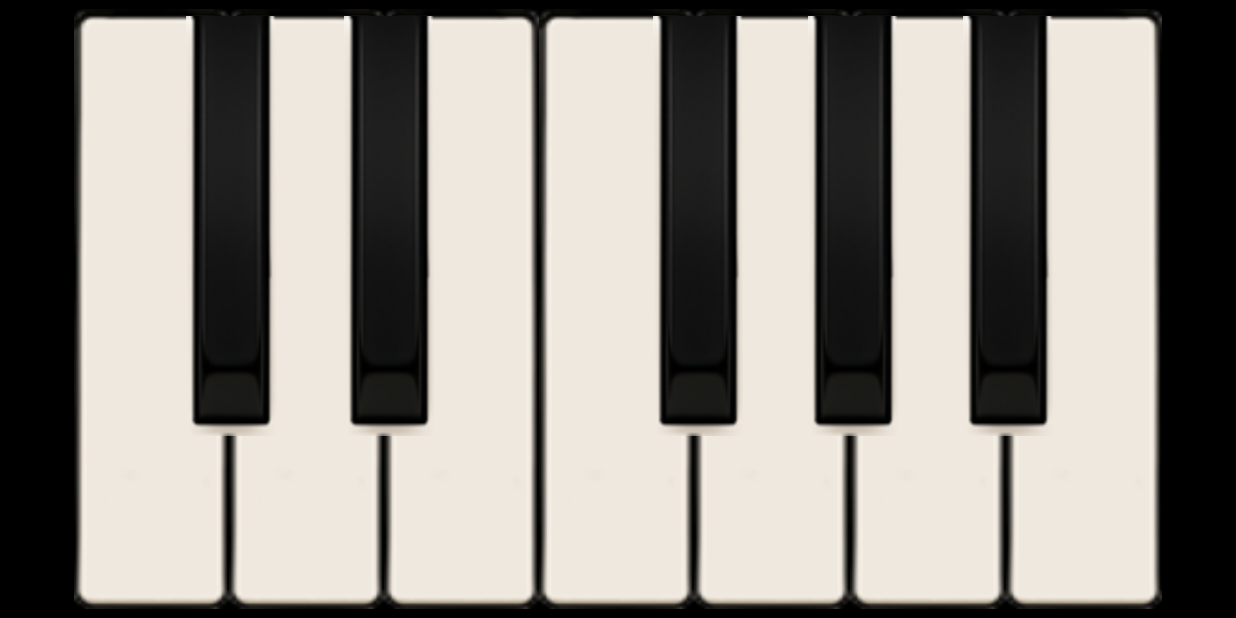
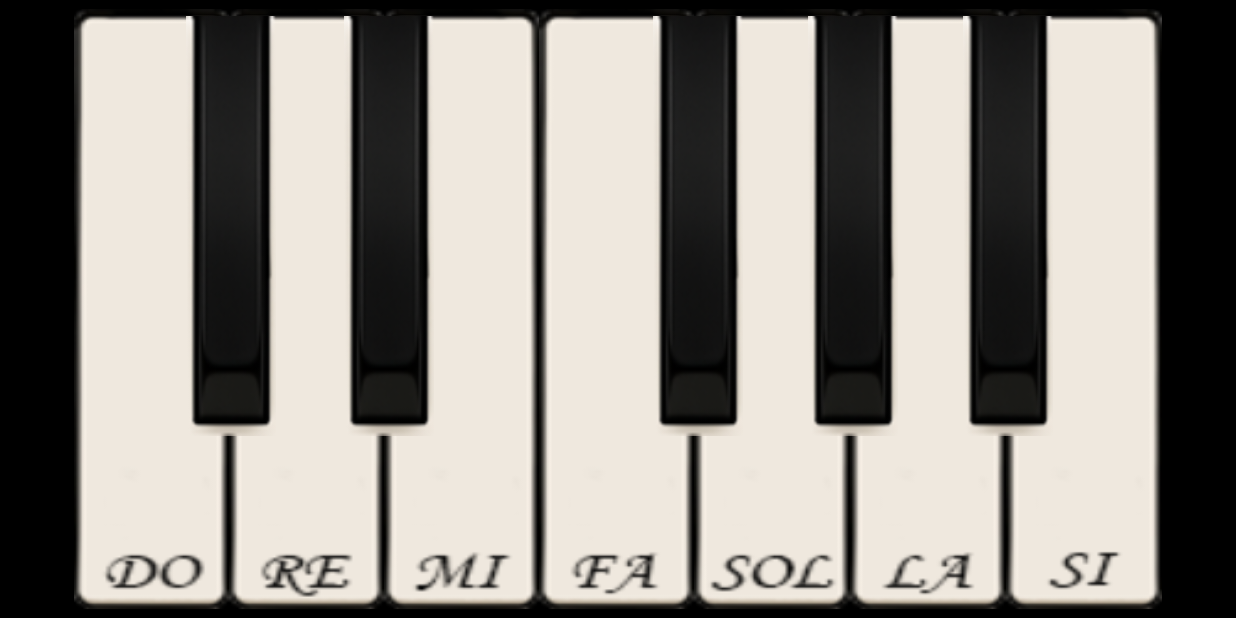
Before and after one commit to jeannethesali03/PianoGrupo03, an Android app: the PianoTradicional screen opened directly, with no data from a screen before it, on a phone screen of 824 x 412 dp (held sideways). Run offline under Robolectric (Android 15) with nearby library versions, the phone set to English and light mode, and no system bars.

Commit message:
Agregue las teclas con los nombres y corregi un bug que daba al dar muchos clics al teclado

```diff
--- a/app/src/main/java/sv/edu/catolica/pianogrupo03/PianoTradicional.java
+++ b/app/src/main/java/sv/edu/catolica/pianogrupo03/PianoTradicional.java
@@ -26,7 +26,7 @@ public class PianoTradicional extends AppCompatActivity {
     }
 
     private void sonarSonido(String tecla) {
-        MediaPlayer sonido = null;
+        MediaPlayer sonido;
 
         switch (tecla) {
             case "DO":
@@ -70,15 +70,10 @@ public class PianoTradicional extends AppCompatActivity {
         }
 
         if (sonido != null) {
-            if (sonido.isPlaying()) {
-                sonido.stop();
-            } else {
-                try {
-                    sonido.start();
-                } catch (IllegalStateException e) {
-                    e.printStackTrace();
-                }
-            }
+            sonido.setOnCompletionListener(mp -> {
+                mp.release();
+            });
+            sonido.start();
         }
     }
 
@@ -99,8 +94,8 @@ public class PianoTradicional extends AppCompatActivity {
     }
 
     public void SonarMi(View view) {
-        sonarSonido("RE_Sostenido");
-        Toast.makeText(this, "RE Sostenido", Toast.LENGTH_SHORT).show();
+        sonarSonido("MI");
+        Toast.makeText(this, "MI", Toast.LENGTH_SHORT).show();
     }
 
     public void SonarFa(View view) {
--- a/app/src/main/res/layout/activity_piano_tradicional.xml
+++ b/app/src/main/res/layout/activity_piano_tradicional.xml
@@ -6,6 +6,7 @@
     android:background="#000000">
 
     <!-- Teclas Blancas -->
+
     <LinearLayout
         android:id="@+id/white_keys_layout"
         android:layout_width="725dp"
@@ -20,8 +21,8 @@
             android:layout_width="0dp"
             android:layout_height="match_parent"
             android:layout_weight="1"
-            android:background="@drawable/tecla_blanca"
-            android:contentDescription="C - DO"
+            android:background="@drawable/tecla_blanca_do"
+            android:contentDescription="@string/desc_tecla_do"
             android:onClick="SonarDo"
             android:scaleType="fitXY" />
 
@@ -30,8 +31,8 @@
             android:layout_width="0dp"
             android:layout_height="match_parent"
             android:layout_weight="1"
-            android:background="@drawable/tecla_blanca"
-            android:contentDescription="D - RE"
+            android:background="@drawable/tecla_blanca_re"
+            android:contentDescription="@string/desc_tecla_re"
             android:onClick="SonarRe"
             android:scaleType="fitXY" />
 
@@ -40,8 +41,8 @@
             android:layout_width="0dp"
             android:layout_height="match_parent"
             android:layout_weight="1"
-            android:background="@drawable/tecla_blanca"
-            android:contentDescription="E - MI"
+            android:background="@drawable/tecla_blanca_mi"
+            android:contentDescription="@string/desc_tecla_mi"
             android:onClick="SonarMi"
             android:scaleType="fitXY" />
 
@@ -50,8 +51,8 @@
             android:layout_width="0dp"
             android:layout_height="match_parent"
             android:layout_weight="1"
-            android:background="@drawable/tecla_blanca"
-            android:contentDescription="F - FA"
+            android:background="@drawable/tecla_blanca_fa"
+            android:contentDescription="@string/desc_tecla_fa"
             android:onClick="SonarFa"
             android:scaleType="fitXY" />
 
@@ -60,8 +61,8 @@
             android:layout_width="0dp"
             android:layout_height="match_parent"
             android:layout_weight="1"
-            android:background="@drawable/tecla_blanca"
-            android:contentDescription="G - SOL"
+            android:background="@drawable/tecla_blanca_sol"
+            android:contentDescription="@string/desc_tecla_sol"
             android:onClick="SonarSol"
             android:scaleType="fitXY" />
 
@@ -70,8 +71,8 @@
             android:layout_width="0dp"
             android:layout_height="match_parent"
             android:layout_weight="1"
-            android:background="@drawable/tecla_blanca"
-            android:contentDescription="A - LA"
+            android:background="@drawable/tecla_blanca_la"
+            android:contentDescription="@string/desc_tecla_la"
             android:onClick="SonarLa"
             android:scaleType="fitXY" />
 
@@ -80,10 +81,11 @@
             android:layout_width="0dp"
             android:layout_height="match_parent"
             android:layout_weight="1"
-            android:background="@drawable/tecla_blanca"
-            android:contentDescription="B - SI"
+            android:background="@drawable/tecla_blanca_si"
+            android:contentDescription="@string/desc_tecla_si"
             android:onClick="SonarSi"
             android:scaleType="fitXY" />
+
     </LinearLayout>
 
     <LinearLayout
@@ -93,6 +95,7 @@
         android:orientation="horizontal"
         tools:ignore="VisualLintBounds">
         <!-- Teclas Negras -->
+
         <ImageButton
             android:id="@+id/key_c_sharp"
             android:layout_width="60dp"
@@ -100,7 +103,7 @@
             android:layout_gravity="top|start"
             android:layout_marginStart="62dp"
             android:background="@drawable/tecla_negra"
-            android:contentDescription="C# - DO SOSTENIDO"
+            android:contentDescription="@string/desc_do_sostenido"
             android:onClick="SonarDoSostenido" />
 
         <ImageButton
@@ -110,7 +113,7 @@
             android:layout_gravity="top|start"
             android:layout_marginStart="45dp"
             android:background="@drawable/tecla_negra"
-            android:contentDescription="D# - RE SOSTENIDO"
+            android:contentDescription="@string/desc_re_sostenido"
             android:onClick="SonarReSostenido"/>
 
         <!-- No hay tecla negra entre E y F -->
@@ -122,7 +125,7 @@
             android:layout_gravity="top|start"
             android:layout_marginStart="146dp"
             android:background="@drawable/tecla_negra"
-            android:contentDescription="F# - FA SOSTENIDO"
+            android:contentDescription="@string/desc_fa_sostenido"
             android:onClick="SonarFaSostenido" />
 
         <ImageButton
@@ -132,7 +135,7 @@
             android:layout_gravity="top|start"
             android:layout_marginStart="43dp"
             android:background="@drawable/tecla_negra"
-            android:contentDescription="G# - SOL SOSTENIDO"
+            android:contentDescription="@string/desc_sol_sostenido"
             android:onClick="SonarSolSostenido" />
 
         <ImageButton
@@ -142,7 +145,8 @@
             android:layout_gravity="top|start"
             android:layout_marginStart="43dp"
             android:background="@drawable/tecla_negra"
-            android:contentDescription="A# - LA SOSTENIDO"
+            android:contentDescription="@string/desc_la_sostenido"
             android:onClick="SonarLaSostenido" />
     </LinearLayout>
+
 </FrameLayout>
--- a/app/src/main/res/values/strings.xml
+++ b/app/src/main/res/values/strings.xml
@@ -1,3 +1,15 @@
 <resources>
     <string name="app_name">PianoGrupo03</string>
+    <string name="desc_tecla_do">Tecla - DO</string>
+    <string name="desc_tecla_re">Tecla - RE</string>
+    <string name="desc_tecla_mi">Tecla - MI</string>
+    <string name="desc_tecla_fa">Tecla - FA</string>
+    <string name="desc_tecla_sol">Tecla - SOL</string>
+    <string name="desc_tecla_la">Tecla - LA</string>
+    <string name="desc_tecla_si">Tecla - SI</string>
+    <string name="desc_la_sostenido">LA SOSTENIDO</string>
+    <string name="desc_sol_sostenido">SOL SOSTENIDO</string>
+    <string name="desc_fa_sostenido">FA SOSTENIDO</string>
+    <string name="desc_re_sostenido">RE SOSTENIDO</string>
+    <string name="desc_do_sostenido">DO SOSTENIDO</string>
 </resources>
```
Also changed, not shown: app/src/main/res/drawable/tecla_blanca_do.png (added), app/src/main/res/drawable/tecla_blanca_fa.png (added), app/src/main/res/drawable/tecla_blanca_la.png (added), app/src/main/res/drawable/tecla_blanca_mi.png (added), app/src/main/res/drawable/tecla_blanca_re.png (added), app/src/main/res/drawable/tecla_blanca_si.png (added), app/src/main/res/drawable/tecla_blanca_sol.png (added).
